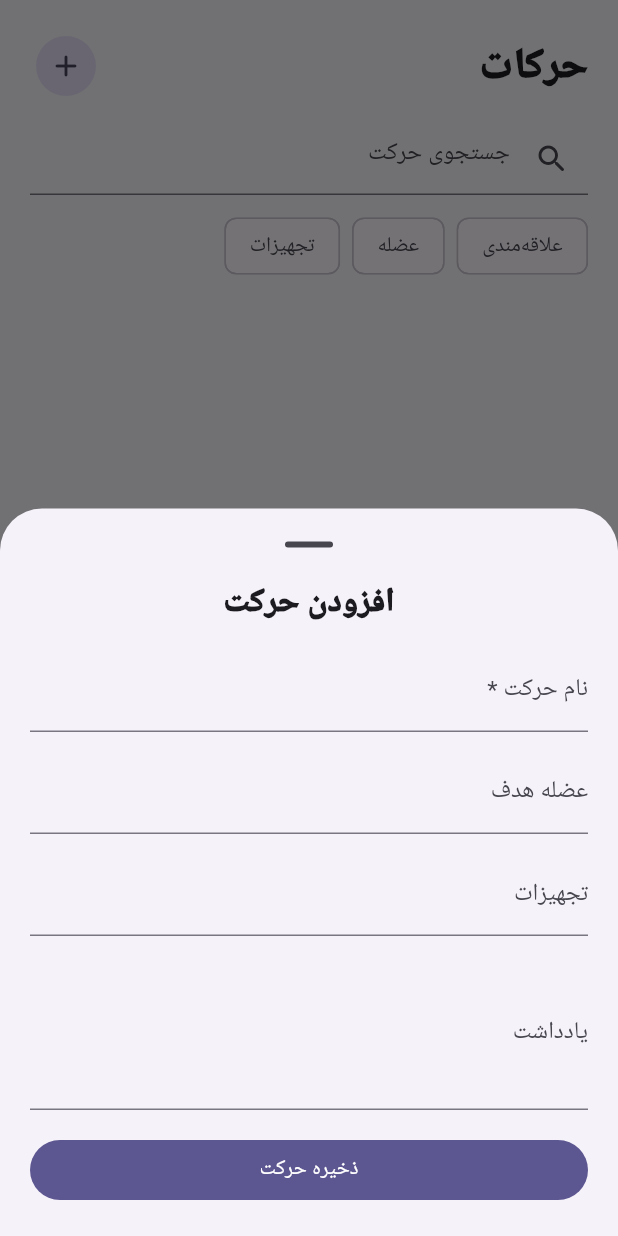
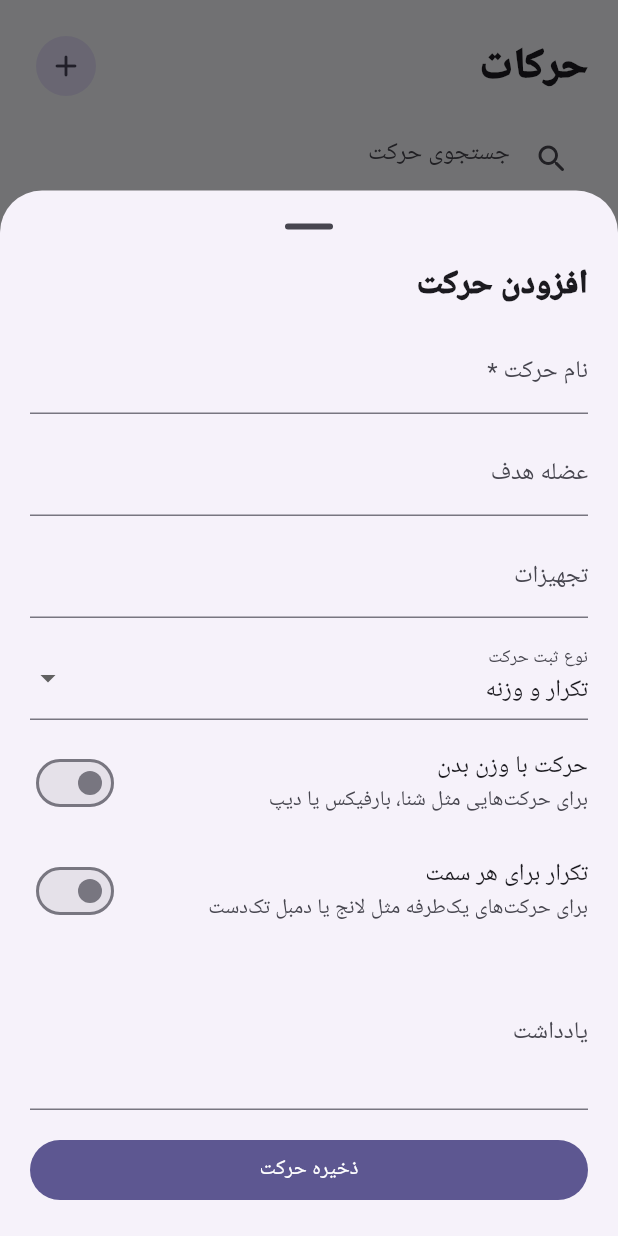
Before and after one commit to sahandse/tamrino, a Flutter app: the ExercisesScreen screen opened directly, after a tap on the "add" icon, on a phone screen of 412 x 824 dp. Run offline on Flutter 3.47's test engine with Material 3 defaults, Android fonts, the phone set to English and light mode, and no system bars; our stand-ins replace file_picker, flutter_local_notifications, flutter_timezone, shared_preferences, sqflite, timezone; accounts and stored records are empty.

Commit message:
feat: add exercise modes and bodyweight options

```diff
--- a/lib/features/exercises/exercises_screen.dart
+++ b/lib/features/exercises/exercises_screen.dart
@@ -16,21 +16,37 @@ class _ExercisesScreenState extends State<ExercisesScreen> {
   String? equipmentFilter;
   bool favoritesOnly = false;
 
-  Future<void> _addExercise() async {
-    final name = TextEditingController();
-    final muscle = TextEditingController();
-    final equipment = TextEditingController();
-    final notes = TextEditingController();
+  Future<void> _openExerciseEditor([Map<String, Object?>? item]) async {
+    final name = TextEditingController(text: item?['name'] as String? ?? '');
+    final muscle = TextEditingController(text: item?['muscle_group'] as String? ?? '');
+    final equipment = TextEditingController(text: item?['equipment'] as String? ?? '');
+    final notes = TextEditingController(text: item?['notes'] as String? ?? '');
+    var exerciseMode = item?['exercise_mode'] as String? ?? 'reps';
+    var isBodyweight = item?['is_bodyweight'] == 1;
+    var perSide = item?['per_side'] == 1;
+
     final saved = await showModalBottomSheet<bool>(
       context: context,
       isScrollControlled: true,
       showDragHandle: true,
-      builder: (context) => Directionality(
+      builder: (context) => StatefulBuilder(
+        builder: (context, modalSetState) => Directionality(
           textDirection: TextDirection.rtl,
           child: Padding(
-          padding: EdgeInsets.only(left: 20, right: 20, bottom: MediaQuery.of(context).viewInsets.bottom + 20),
-          child: Column(mainAxisSize: MainAxisSize.min, children: [
-            Text('افزودن حرکت', style: Theme.of(context).textTheme.titleLarge?.copyWith(fontWeight: FontWeight.w900)),
+            padding: EdgeInsets.only(
+              left: 20,
+              right: 20,
+              bottom: MediaQuery.of(context).viewInsets.bottom + 20,
+            ),
+            child: SingleChildScrollView(
+              child: Column(
+                mainAxisSize: MainAxisSize.min,
+                crossAxisAlignment: CrossAxisAlignment.stretch,
+                children: [
+                  Text(
+                    item == null ? 'افزودن حرکت' : 'ویرایش حرکت',
+                    style: Theme.of(context).textTheme.titleLarge?.copyWith(fontWeight: FontWeight.w900),
+                  ),
                   const SizedBox(height: 16),
                   TextField(controller: name, decoration: const InputDecoration(labelText: 'نام حرکت *')),
                   const SizedBox(height: 12),
@@ -38,44 +54,72 @@ class _ExercisesScreenState extends State<ExercisesScreen> {
                   const SizedBox(height: 12),
                   TextField(controller: equipment, decoration: const InputDecoration(labelText: 'تجهیزات')),
                   const SizedBox(height: 12),
+                  DropdownButtonFormField<String>(
+                    initialValue: exerciseMode,
+                    decoration: const InputDecoration(labelText: 'نوع ثبت حرکت'),
+                    items: const [
+                      DropdownMenuItem(value: 'reps', child: Text('تکرار و وزنه')),
+                      DropdownMenuItem(value: 'timed', child: Text('زمانی')),
+                    ],
+                    onChanged: (value) {
+                      if (value != null) modalSetState(() => exerciseMode = value);
+                    },
+                  ),
+                  const SizedBox(height: 6),
+                  SwitchListTile(
+                    contentPadding: EdgeInsets.zero,
+                    title: const Text('حرکت با وزن بدن'),
+                    subtitle: const Text('برای حرکت‌هایی مثل شنا، بارفیکس یا دیپ'),
+                    value: isBodyweight,
+                    onChanged: (value) => modalSetState(() => isBodyweight = value),
+                  ),
+                  SwitchListTile(
+                    contentPadding: EdgeInsets.zero,
+                    title: const Text('تکرار برای هر سمت'),
+                    subtitle: const Text('برای حرکت‌های یک‌طرفه مثل لانج یا دمبل تک‌دست'),
+                    value: perSide,
+                    onChanged: (value) => modalSetState(() => perSide = value),
+                  ),
+                  const SizedBox(height: 6),
                   TextField(controller: notes, maxLines: 3, decoration: const InputDecoration(labelText: 'یادداشت')),
                   const SizedBox(height: 16),
-            SizedBox(width: double.infinity, child: FilledButton(onPressed: () async {
+                  FilledButton(
+                    onPressed: () async {
                       if (name.text.trim().isEmpty) return;
-              await repo.addExercise(name: name.text, muscleGroup: muscle.text, equipment: equipment.text, notes: notes.text);
+                      if (item == null) {
+                        await repo.addExercise(
+                          name: name.text,
+                          muscleGroup: muscle.text,
+                          equipment: equipment.text,
+                          notes: notes.text,
+                          exerciseMode: exerciseMode,
+                          isBodyweight: isBodyweight,
+                          perSide: perSide,
+                        );
+                      } else {
+                        await repo.updateExercise(
+                          exerciseId: item['id'] as int,
+                          name: name.text,
+                          muscleGroup: muscle.text,
+                          equipment: equipment.text,
+                          notes: notes.text,
+                          exerciseMode: exerciseMode,
+                          isBodyweight: isBodyweight,
+                          perSide: perSide,
+                        );
+                      }
                       if (context.mounted) Navigator.pop(context, true);
-            }, child: const Text('ذخیره حرکت'))),
-          ]),
+                    },
+                    child: Text(item == null ? 'ذخیره حرکت' : 'ذخیره تغییرات'),
+                  ),
+                ],
+              ),
+            ),
+          ),
         ),
       ),
     );
     if (saved == true && mounted) setState(() {});
-  }
-
-  Future<void> _editNotes(Map<String, Object?> item) async {
-    final notes = TextEditingController(text: item['notes'] as String? ?? '');
-    await showModalBottomSheet<void>(
-      context: context,
-      isScrollControlled: true,
-      showDragHandle: true,
-      builder: (context) => Directionality(
-        textDirection: TextDirection.rtl,
-        child: Padding(
-          padding: EdgeInsets.only(left: 20, right: 20, bottom: MediaQuery.of(context).viewInsets.bottom + 20),
-          child: Column(mainAxisSize: MainAxisSize.min, crossAxisAlignment: CrossAxisAlignment.stretch, children: [
-            Text(item['name'] as String, style: Theme.of(context).textTheme.titleLarge?.copyWith(fontWeight: FontWeight.w900)),
-            const SizedBox(height: 14),
-            TextField(controller: notes, maxLines: 5, decoration: const InputDecoration(labelText: 'یادداشت حرکت')),
-            const SizedBox(height: 14),
-            FilledButton(onPressed: () async {
-              await repo.updateExerciseNotes(item['id'] as int, notes.text);
-              if (context.mounted) Navigator.pop(context);
-            }, child: const Text('ذخیره یادداشت')),
-          ]),
-        ),
-      ),
-    );
-    if (mounted) setState(() {});
   }
 
   @override
@@ -84,8 +128,20 @@ class _ExercisesScreenState extends State<ExercisesScreen> {
       future: repo.getExercises(),
       builder: (context, snapshot) {
         final all = snapshot.data ?? const [];
-        final muscles = all.map((e) => e['muscle_group'] as String?).whereType<String>().where((e) => e.isNotEmpty).toSet().toList()..sort();
-        final equipment = all.map((e) => e['equipment'] as String?).whereType<String>().where((e) => e.isNotEmpty).toSet().toList()..sort();
+        final muscles = all
+            .map((e) => e['muscle_group'] as String?)
+            .whereType<String>()
+            .where((e) => e.isNotEmpty)
+            .toSet()
+            .toList()
+          ..sort();
+        final equipment = all
+            .map((e) => e['equipment'] as String?)
+            .whereType<String>()
+            .where((e) => e.isNotEmpty)
+            .toSet()
+            .toList()
+          ..sort();
         final items = all.where((e) {
           final name = (e['name'] as String).toLowerCase();
           if (!name.contains(query.toLowerCase())) return false;
@@ -101,28 +157,41 @@ class _ExercisesScreenState extends State<ExercisesScreen> {
             child: Column(crossAxisAlignment: CrossAxisAlignment.stretch, children: [
               Row(children: [
                 Expanded(child: Text('حرکات', style: Theme.of(context).textTheme.headlineMedium?.copyWith(fontWeight: FontWeight.w900))),
-                IconButton.filledTonal(onPressed: _addExercise, icon: const Icon(Icons.add_rounded)),
+                IconButton.filledTonal(onPressed: () => _openExerciseEditor(), icon: const Icon(Icons.add_rounded)),
               ]),
               const SizedBox(height: 14),
-              TextField(onChanged: (value) => setState(() => query = value), decoration: const InputDecoration(hintText: 'جستجوی حرکت', prefixIcon: Icon(Icons.search_rounded))),
+              TextField(
+                onChanged: (value) => setState(() => query = value),
+                decoration: const InputDecoration(hintText: 'جستجوی حرکت', prefixIcon: Icon(Icons.search_rounded)),
+              ),
               const SizedBox(height: 10),
-              SingleChildScrollView(scrollDirection: Axis.horizontal, child: Row(children: [
+              SingleChildScrollView(
+                scrollDirection: Axis.horizontal,
+                child: Row(children: [
                   FilterChip(label: const Text('علاقه‌مندی'), selected: favoritesOnly, onSelected: (v) => setState(() => favoritesOnly = v)),
                   const SizedBox(width: 8),
                   PopupMenuButton<String>(
                     onSelected: (v) => setState(() => muscleFilter = v == '__all' ? null : v),
-                  itemBuilder: (_) => [const PopupMenuItem(value: '__all', child: Text('همه عضلات')), ...muscles.map((m) => PopupMenuItem(value: m, child: Text(m)))],
+                    itemBuilder: (_) => [
+                      const PopupMenuItem(value: '__all', child: Text('همه عضلات')),
+                      ...muscles.map((m) => PopupMenuItem(value: m, child: Text(m))),
+                    ],
                     child: Chip(label: Text(muscleFilter ?? 'عضله')),
                   ),
                   const SizedBox(width: 8),
                   PopupMenuButton<String>(
                     onSelected: (v) => setState(() => equipmentFilter = v == '__all' ? null : v),
-                  itemBuilder: (_) => [const PopupMenuItem(value: '__all', child: Text('همه تجهیزات')), ...equipment.map((m) => PopupMenuItem(value: m, child: Text(m)))],
+                    itemBuilder: (_) => [
+                      const PopupMenuItem(value: '__all', child: Text('همه تجهیزات')),
+                      ...equipment.map((m) => PopupMenuItem(value: m, child: Text(m))),
+                    ],
                     child: Chip(label: Text(equipmentFilter ?? 'تجهیزات')),
                   ),
-              ])),
+                ]),
+              ),
               const SizedBox(height: 14),
-              Expanded(child: snapshot.connectionState == ConnectionState.waiting
+              Expanded(
+                child: snapshot.connectionState == ConnectionState.waiting
                     ? const Center(child: CircularProgressIndicator())
                     : items.isEmpty
                         ? const _EmptyExercises()
@@ -133,24 +202,44 @@ class _ExercisesScreenState extends State<ExercisesScreen> {
                               final item = items[index];
                               final muscle = item['muscle_group'] as String?;
                               final eq = item['equipment'] as String?;
-                            return Card(child: ListTile(
+                              final tags = <String>[
+                                if (muscle?.isNotEmpty == true) muscle!,
+                                if (eq?.isNotEmpty == true) eq!,
+                                if (item['exercise_mode'] == 'timed') 'زمانی',
+                                if (item['is_bodyweight'] == 1) 'وزن بدن',
+                                if (item['per_side'] == 1) 'هر سمت',
+                              ];
+                              return Card(
+                                child: ListTile(
                                   leading: CircleAvatar(child: Icon(item['is_favorite'] == 1 ? Icons.star_rounded : Icons.fitness_center_rounded)),
                                   title: Text(item['name'] as String, style: const TextStyle(fontWeight: FontWeight.w800)),
-                              subtitle: Text([if (muscle?.isNotEmpty == true) muscle!, if (eq?.isNotEmpty == true) eq!].join(' • ')),
-                              trailing: IconButton(
+                                  subtitle: Text(tags.join(' • ')),
+                                  trailing: Row(
+                                    mainAxisSize: MainAxisSize.min,
+                                    children: [
+                                      IconButton(
                                         icon: Icon(item['is_favorite'] == 1 ? Icons.star_rounded : Icons.star_border_rounded),
                                         onPressed: () async {
                                           await repo.toggleExerciseFavorite(item['id'] as int, item['is_favorite'] != 1);
                                           if (mounted) setState(() {});
                                         },
                                       ),
-                              onTap: () => _editNotes(item),
-                            ));
+                                      const Icon(Icons.edit_outlined),
+                                    ],
+                                  ),
+                                  onTap: () => _openExerciseEditor(item),
+                                ),
+                              );
                             },
-                        )),
+                          ),
+              ),
             ]),
           ),
-          floatingActionButton: FloatingActionButton.extended(onPressed: _addExercise, icon: const Icon(Icons.add_rounded), label: const Text('حرکت جدید')),
+          floatingActionButton: FloatingActionButton.extended(
+            onPressed: () => _openExerciseEditor(),
+            icon: const Icon(Icons.add_rounded),
+            label: const Text('حرکت جدید'),
+          ),
         );
       },
     );
@@ -159,12 +248,15 @@ class _ExercisesScreenState extends State<ExercisesScreen> {
 
 class _EmptyExercises extends StatelessWidget {
   const _EmptyExercises();
+
   @override
-  Widget build(BuildContext context) => Center(child: Column(mainAxisSize: MainAxisSize.min, children: [
+  Widget build(BuildContext context) => Center(
+        child: Column(mainAxisSize: MainAxisSize.min, children: [
           Icon(Icons.sports_gymnastics_rounded, size: 76, color: Theme.of(context).colorScheme.primary),
           const SizedBox(height: 18),
           Text('حرکتی پیدا نشد', style: Theme.of(context).textTheme.titleLarge?.copyWith(fontWeight: FontWeight.w900)),
           const SizedBox(height: 8),
           const Text('حرکت واقعی خودت را اضافه کن یا فیلترها را تغییر بده.', textAlign: TextAlign.center),
-  ]));
+        ]),
+      );
 }
```
Lines whose indentation alone changed are shown as unchanged.
